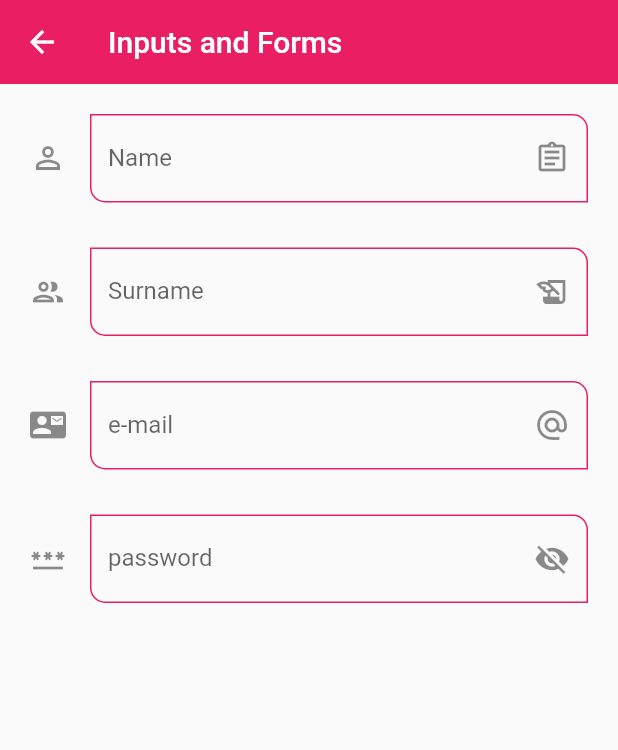
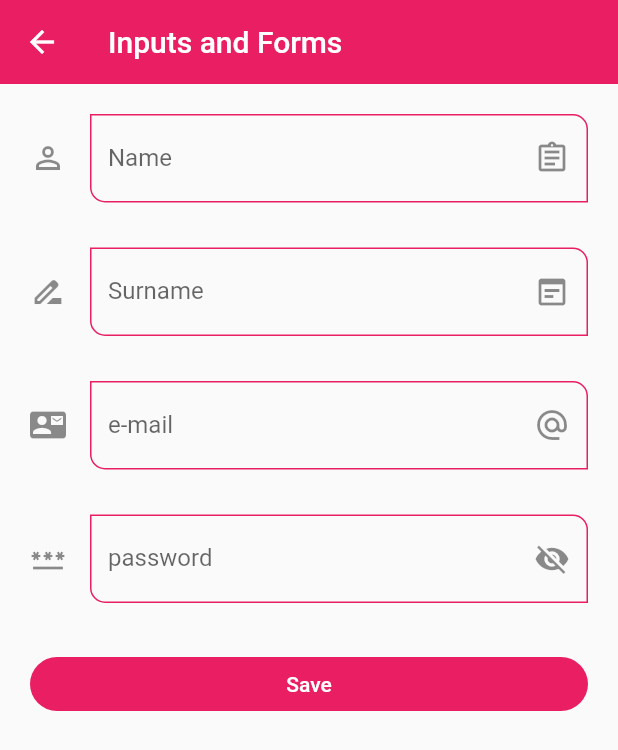
Before and after one commit to GitRockie/flutter_app_1, a Flutter app: the InputsScreen screen opened by its route, on a phone screen of 412 x 824 dp. Shown: the top 750 px of the screen. Run offline on Flutter 3.47's test engine with Material 2 defaults, Android fonts, the phone set to English and light mode, and no system bars.

Commit message:
Widget Form Creation
Button to save values create, stylling wrap with SizeBox
Widget to group inputs to Form create from Column
Form Widget control
Object fomValues = {};
GlobalKey Form State
validate onPress
FocusScope - keyboard desactivation when touched button

```diff
--- a/lib/screens/inputs_screen.dart
+++ b/lib/screens/inputs_screen.dart
@@ -7,6 +7,16 @@ class InputsScreen extends StatelessWidget {
 
   @override
   Widget build(BuildContext context) {
+    final GlobalKey<FormState> myFormKey = GlobalKey<FormState>();
+
+    final Map<String, String> formValues = {
+      'first_name': 'Simon',
+      'last_name': 'Baker',
+      'email': 'simon@menta.list',
+      'password': '123456',
+      'role': 'Consult'
+    };
+
     return Scaffold(
       appBar: AppBar(
         title: const Text('Inputs and Forms'),
@@ -14,44 +24,64 @@ class InputsScreen extends StatelessWidget {
       body: SingleChildScrollView(
         child: Padding(
           padding: const EdgeInsets.symmetric(horizontal: 20, vertical: 20),
-          child: Column(children: const [
-            CustomInputField(
+          child: Form(
+            key: myFormKey,
+            child: Column(children: [
+              const CustomInputField(
                 labelText: 'Name',
                 hintText: 'Username',
                 icon: Icons.perm_identity_outlined,
                 suffixIcon: Icons.assignment_outlined,
               ),
-            SizedBox(
+              const SizedBox(
                 height: 30,
               ),
-            CustomInputField(
+              const CustomInputField(
                 labelText: 'Surname',
                 hintText: 'Put your surname',
-              icon: Icons.group_outlined,
-              suffixIcon: Icons.history_edu,
+                icon: Icons.drive_file_rename_outline,
+                suffixIcon: Icons.wysiwyg,
               ),
-            SizedBox(
+              const SizedBox(
                 height: 30,
               ),
-            CustomInputField(
+              const CustomInputField(
                 labelText: 'e-mail',
                 hintText: 'Put your e-mail',
                 icon: Icons.contact_mail,
                 suffixIcon: Icons.alternate_email,
                 keyboardType: TextInputType.emailAddress,
               ),
-            SizedBox(
+              const SizedBox(
                 height: 30,
               ),
-            CustomInputField(
+              const CustomInputField(
                 labelText: 'password',
                 hintText: 'Create your password',
                 icon: Icons.password_outlined,
                 suffixIcon: Icons.visibility_off,
                 obscureText: true,
+
                 //keyboardType: TextInputType.visiblePassword,
               ),
+              const SizedBox(
+                height: 30,
+              ),
+              ElevatedButton(
+                child: const SizedBox(
+                    width: double.infinity, child: Center(child: Text('Save'))),
+                onPressed: () {
+                  FocusScope.of(context).requestFocus(FocusNode());
+
+                  if (!myFormKey.currentState!.validate()) {
+                    print('Form is not valid');
+                    return;
+                  }
+                  print(formValues);
+                },
+              )
             ]),
+          ),
         ),
       ),
     );
```
Lines whose indentation alone changed are shown as unchanged.
